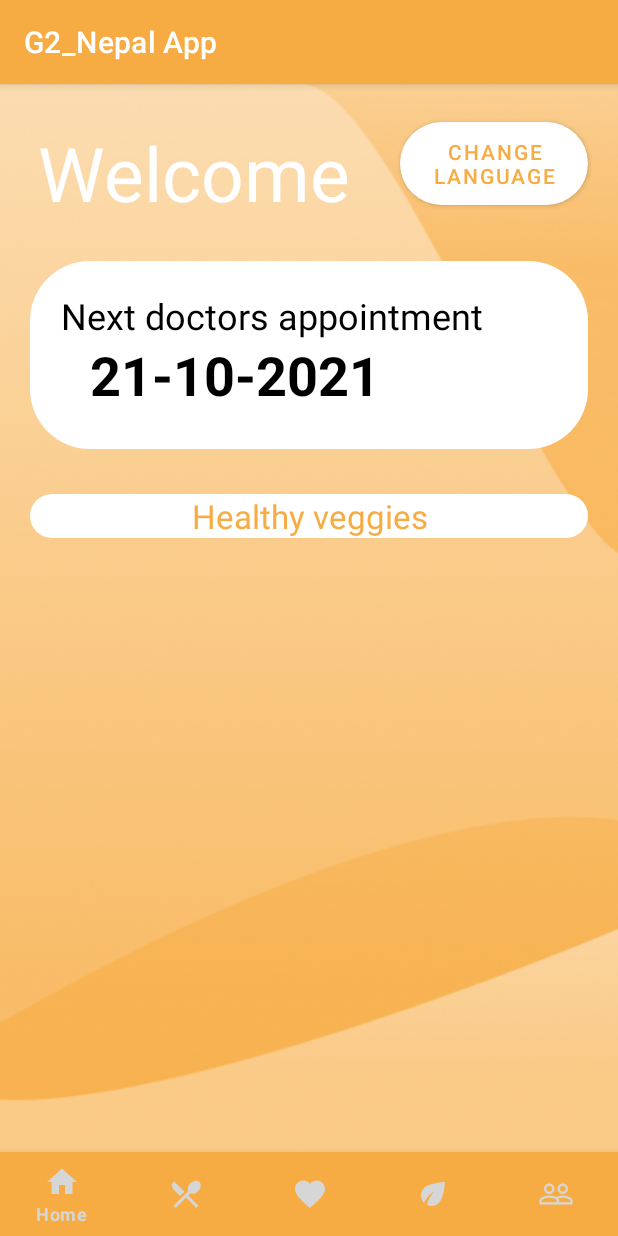
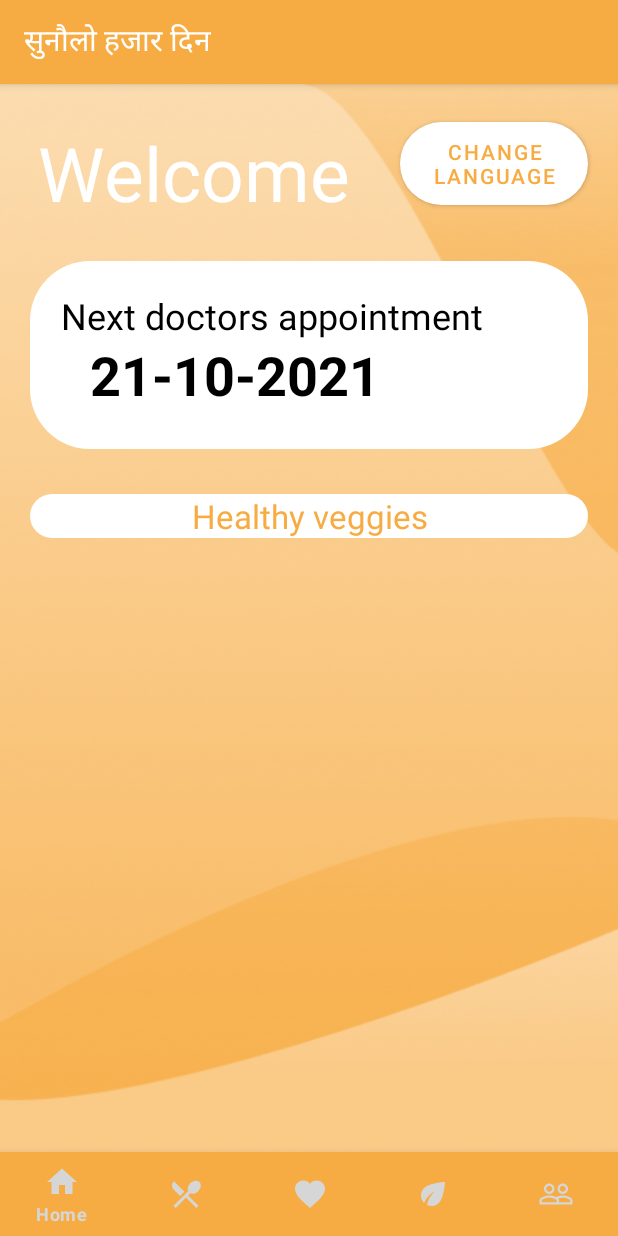
Before and after one commit to OmarEbrahim199/G2_SundMadINepal, an Android app: the screen it shows after launch once a user with an empty profile is signed in (Navigation), on a phone screen of 412 x 824 dp. Run offline under Robolectric (Android 15) with nearby library versions, the phone set to English and light mode, and no system bars; our stand-ins replace Room's generated code, navigation-ui; 1 statement that could not run was skipped.

Commit message:
Changed app name to Nepali "1000 Golden days"

```diff
--- a/app/src/main/res/values/strings.xml
+++ b/app/src/main/res/values/strings.xml
@@ -1,5 +1,5 @@
 <resources>
-    <string name="app_name">G2_Nepal App</string>
+    <string name="app_name">सुनौलो हजार दिन</string>
     <string name="title_activity_navigation">Navigation</string>
     <string name="title_home">Home</string>
 
```
